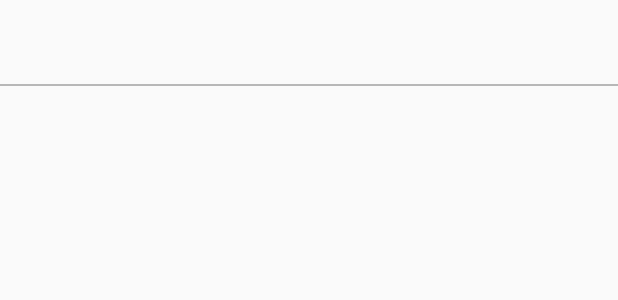
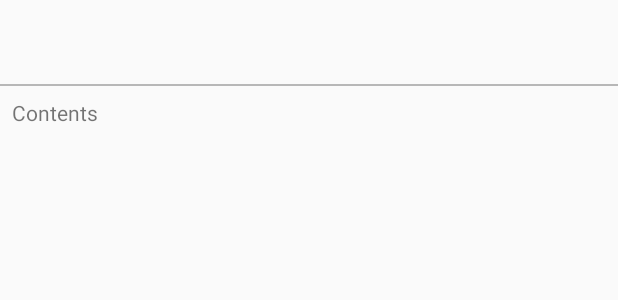
Before and after one commit to bogdandonduk/StarWarsReference, an Android app: the layout activity_details.xml on its own in the app's theme, with its tools: preview values and no code run, on a phone screen of 412 x 824 dp. Shown: the top 300 px of the screen. Run offline under Robolectric (Android 15) with nearby library versions, the phone set to English and light mode, and no system bars.

```diff
--- a/app/src/main/java/proto/android/starwarsreference/core/category/CategoryManager.kt
+++ b/app/src/main/java/proto/android/starwarsreference/core/category/CategoryManager.kt
@@ -11,7 +11,7 @@ object CategoryManager {
     private const val KEY_LAST_OPEN_CATEGORY = "last_open_category"
 
     enum class CATEGORIES(val categoryName: String, val icon: Drawable, val accentIcon: Drawable) {
-        PLANETS("Planets", ResourcesCompat.getDrawable(StarWarsReference.instance.resources, R.drawable.ic_baseline_people_24, null)!!, ResourcesCompat.getDrawable(StarWarsReference.instance.resources, R.drawable.ic_baseline_people_accent_24, null)!!),
+        PLANETS("Planets", ResourcesCompat.getDrawable(StarWarsReference.instance.resources, R.drawable.ic_baseline_public_24, null)!!, ResourcesCompat.getDrawable(StarWarsReference.instance.resources, R.drawable.ic_baseline_public_accent_24, null)!!),
         STARSHIPS("Starships", ResourcesCompat.getDrawable(StarWarsReference.instance.resources, R.drawable.ic_baseline_people_24, null)!!, ResourcesCompat.getDrawable(StarWarsReference.instance.resources, R.drawable.ic_baseline_people_accent_24, null)!!),
         VEHICLES("Vehicles", ResourcesCompat.getDrawable(StarWarsReference.instance.resources, R.drawable.ic_baseline_people_24, null)!!, ResourcesCompat.getDrawable(StarWarsReference.instance.resources, R.drawable.ic_baseline_people_accent_24, null)!!),
         PEOPLE("People", ResourcesCompat.getDrawable(StarWarsReference.instance.resources, R.drawable.ic_baseline_people_24, null)!!, ResourcesCompat.getDrawable(StarWarsReference.instance.resources, R.drawable.ic_baseline_people_accent_24, null)!!),
--- a/app/src/main/res/layout/activity_details.xml
+++ b/app/src/main/res/layout/activity_details.xml
@@ -23,16 +23,32 @@
         android:orientation="horizontal"
         app:layout_constraintEnd_toEndOf="parent"
         app:layout_constraintStart_toStartOf="parent"
-        app:layout_constraintTop_toBottomOf="@+id/activity_details_toolbar" />
+        app:layout_constraintTop_toBottomOf="@+id/activity_details_toolbar" >
 
-    <LinearLayout
-        android:id="@+id/activity_details_content_constraint_layout"
-        android:layout_width="0dp"
+    </LinearLayout>
+
+    <androidx.core.widget.NestedScrollView
+        android:layout_width="match_parent"
         android:layout_height="0dp"
-        android:orientation="vertical"
+        android:fillViewport="true"
         app:layout_constraintBottom_toBottomOf="parent"
         app:layout_constraintEnd_toEndOf="parent"
         app:layout_constraintStart_toStartOf="parent"
-        app:layout_constraintTop_toBottomOf="@+id/activity_home_searchbar_divider_linear_layout" />
+        app:layout_constraintTop_toBottomOf="@+id/activity_home_searchbar_divider_linear_layout">
+
+        <LinearLayout
+            android:id="@+id/activity_details_content_linear_layout"
+            android:layout_width="match_parent"
+            android:layout_height="wrap_content"
+            android:orientation="vertical" >
+
+            <TextView
+                android:id="@+id/activity_details_contents_text_view"
+                android:layout_width="match_parent"
+                android:layout_height="wrap_content"
+                android:padding="8dp"
+                tools:text="Contents" />
+        </LinearLayout>
+    </androidx.core.widget.NestedScrollView>
 
 </androidx.constraintlayout.widget.ConstraintLayout>
```
Also changed, not shown: app/src/main/java/proto/android/starwarsreference/ui/category/CategoryFragment.kt (+6 -2 lines), app/src/main/java/proto/android/starwarsreference/ui/details/DetailsActivity.kt (+44 -0 lines), app/src/main/res/drawable/ic_baseline_public_24.xml (added, +10 -0 lines), app/src/main/res/drawable/ic_baseline_public_accent_24.xml (added, +9 -0 lines), app/src/main/res/values/strings.xml (+10 -1 lines).
